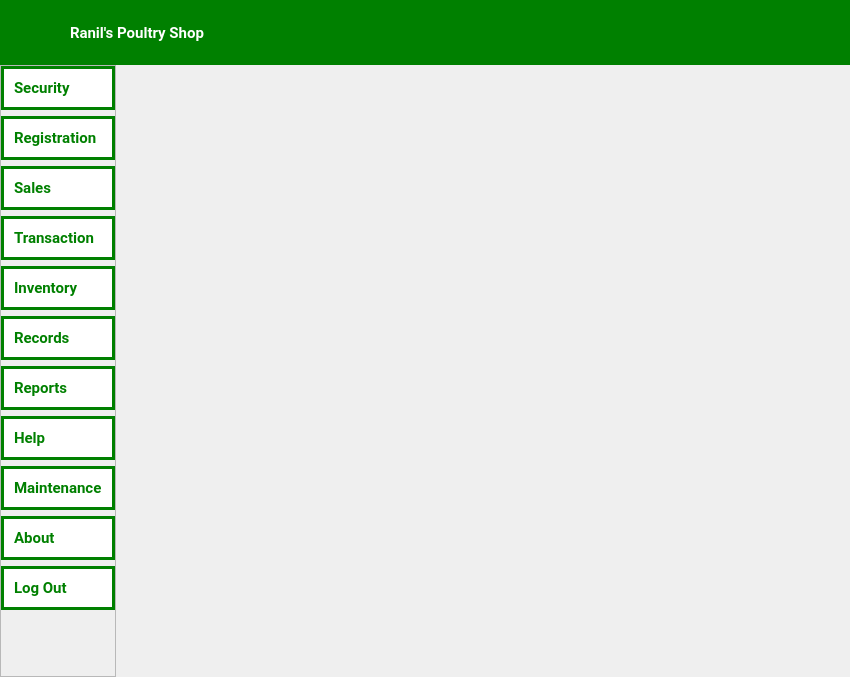
This is Screens/MainMenu.ui in Bideiro/Ranil_project_py as Qt 5 draws it before an edit. The edited form follows.
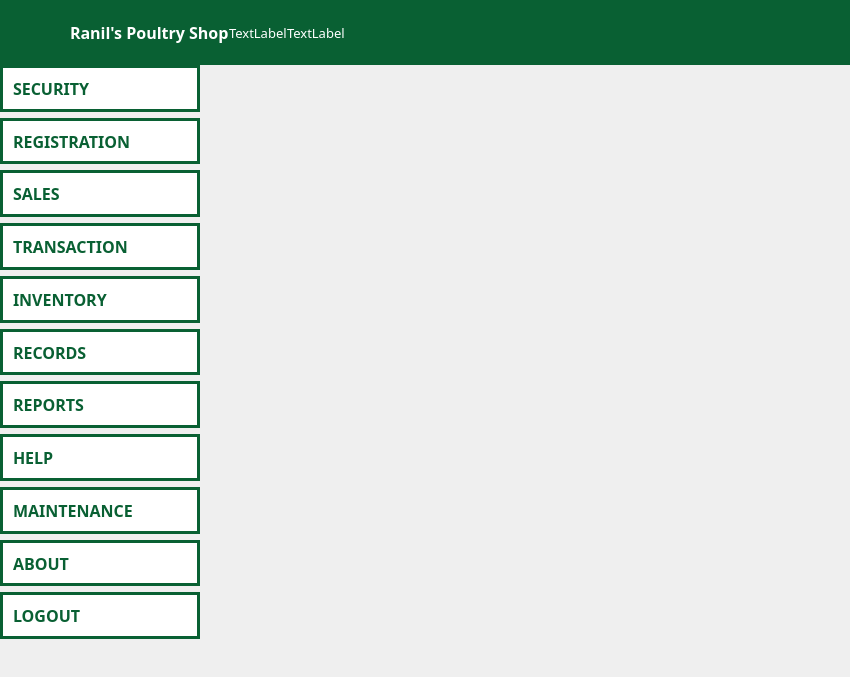
This is the edited form. Icons and pictures are not drawn.

```diff
--- a/Screens/MainMenu.ui
+++ b/Screens/MainMenu.ui
@@ -23,27 +23,15 @@
   </property>
   <widget class="QWidget" name="centralwidget">
    <property name="styleSheet">
-    <string notr="true">#sidebar{
-background-color: black;
-border: 0px solid white;
-background: palette(base);
-gridline-color: rgb(255, 255, 255);
-	border-color: rgb(255, 255, 255);
-	border-color: rgb(255, 255, 255);
-}
-
-
-/*Nav Bar*/
-
+    <string notr="true">/*Nav Bar*/
 #top_bar{
-	background-color: green;
+	background-color: #096033;
 }
-
 #menu_btn{
-	border: 2px solid green;
+	border: 2px solid #096033;
 	text-align: left;
 	padding-left: 15px;
-	background-color: green;
+	background-color: #096033;
 }
 #menu_btn:checked, #menu_btn:toggled{
 	background-color: white;
@@ -51,22 +39,22 @@
 
 /* Side Buttons */ 
 #about_sdbtn, #help_sdbtn ,#inventory_sdbtn, #maintenance_sdbtn, #records_sdbtn,#registration_sdbtn,#reports_sdbtn,#sales_sdbtn,#security_sdbtn,#transaction_sdbtn, #log_out_sdbtn{
-	color: green;
-	border: 3px solid green;
+	color: #096033;
+	border: 3px solid #096033;
 	text-align: left;
 	padding: 10px 10px;
 	background-color: white;
 	margin: 0px;
-	font-family: Roboto;
-	font-weight: bold;
-	font-size: 15px;
 }
 #about_sdbtn:hover, #help_sdbtn:hover ,#inventory_sdbtn:hover, #maintenance_sdbtn:hover, #records_sdbtn:hover,#registration_sdbtn:hover,#reports_sdbtn:hover,#sales_sdbtn:hover,#security_sdbtn:hover,#transaction_sdbtn:hover, #log_out_sdbtn:hover {
 	background-color: green;
 	color: white;
 }
 #about_sdbtn:checked, #help_sdbtn:checked,#inventory_sdbtn:checked, #maintenance_sdbtn:checked, #records_sdbtn:checked,#registration_sdbtn:checked,#reports_sdbtn:checked,#sales_sdbtn:checked,#security_sdbtn:checked,#transaction_sdbtn:checked , #log_out_sdbtn:checked{
-	background-color: green;
+	background-color: #096033;
+	color: white;
+}
+#nav_text, #CScreen_L, #User_L {
 	color: white;
 }
 </string>
@@ -183,19 +171,47 @@
        </item>
        <item>
         <widget class="QLabel" name="nav_text">
+         <property name="font">
+          <font>
+           <family>DM Sans</family>
+           <pointsize>12</pointsize>
+           <bold>true</bold>
+          </font>
+         </property>
          <property name="styleSheet">
-          <string notr="true">QLabel {
-	font-family: Roboto;
-	font-weight: bold;
-	font-size: 15px;
-	color: white;
-}</string>
+          <string notr="true"/>
          </property>
          <property name="text">
           <string>Ranil's Poultry Shop</string>
          </property>
         </widget>
        </item>
+       <item>
+        <widget class="QLabel" name="CScreen_L">
+         <property name="font">
+          <font>
+           <family>DM Sans</family>
+           <pointsize>10</pointsize>
+          </font>
+         </property>
+         <property name="text">
+          <string>TextLabel</string>
+         </property>
+        </widget>
+       </item>
+       <item>
+        <widget class="QLabel" name="User_L">
+         <property name="font">
+          <font>
+           <family>DM Sans</family>
+           <pointsize>10</pointsize>
+          </font>
+         </property>
+         <property name="text">
+          <string>TextLabel</string>
+         </property>
+        </widget>
+       </item>
        <item>
         <spacer name="horizontalSpacer_2">
          <property name="orientation">
@@ -258,19 +274,22 @@
        <item>
         <widget class="QScrollArea" name="scrollArea">
          <property name="sizePolicy">
-          <sizepolicy hsizetype="Minimum" vsizetype="Expanding">
+          <sizepolicy hsizetype="Fixed" vsizetype="Expanding">
            <horstretch>0</horstretch>
            <verstretch>0</verstretch>
           </sizepolicy>
          </property>
-         <property name="maximumSize">
+         <property name="minimumSize">
           <size>
-           <width>350</width>
-           <height>16777215</height>
+           <width>200</width>
+           <height>0</height>
           </size>
          </property>
          <property name="font">
           <font>
+           <family>DM Sans</family>
+           <pointsize>10</pointsize>
+           <bold>true</bold>
            <kerning>false</kerning>
            <hintingpreference>PreferNoHinting</hintingpreference>
           </font>
@@ -278,6 +297,9 @@
          <property name="styleSheet">
           <string notr="true"/>
          </property>
+         <property name="frameShape">
+          <enum>QFrame::NoFrame</enum>
+         </property>
          <property name="verticalScrollBarPolicy">
           <enum>Qt::ScrollBarAsNeeded</enum>
          </property>
@@ -292,10 +314,22 @@
            <rect>
             <x>0</x>
             <y>0</y>
-            <width>123</width>
-            <height>610</height>
+            <width>200</width>
+            <height>612</height>
            </rect>
           </property>
+          <property name="sizePolicy">
+           <sizepolicy hsizetype="Fixed" vsizetype="Preferred">
+            <horstretch>0</horstretch>
+            <verstretch>0</verstretch>
+           </sizepolicy>
+          </property>
+          <property name="minimumSize">
+           <size>
+            <width>200</width>
+            <height>0</height>
+           </size>
+          </property>
           <property name="setVisible" stdset="0">
            <bool>false</bool>
           </property>
@@ -314,8 +348,27 @@
            </property>
            <item>
             <widget class="QPushButton" name="security_sdbtn">
+             <property name="sizePolicy">
+              <sizepolicy hsizetype="Expanding" vsizetype="Fixed">
+               <horstretch>0</horstretch>
+               <verstretch>0</verstretch>
+              </sizepolicy>
+             </property>
+             <property name="minimumSize">
+              <size>
+               <width>150</width>
+               <height>35</height>
+              </size>
+             </property>
+             <property name="font">
+              <font>
+               <family>DM Sans</family>
+               <pointsize>12</pointsize>
+               <bold>true</bold>
+              </font>
+             </property>
              <property name="text">
-              <string>Security</string>
+              <string>SECURITY</string>
              </property>
              <property name="checkable">
               <bool>true</bool>
@@ -327,8 +380,27 @@
            </item>
            <item>
             <widget class="QPushButton" name="registration_sdbtn">
+             <property name="sizePolicy">
+              <sizepolicy hsizetype="Expanding" vsizetype="Fixed">
+               <horstretch>0</horstretch>
+               <verstretch>0</verstretch>
+              </sizepolicy>
+             </property>
+             <property name="minimumSize">
+              <size>
+               <width>150</width>
+               <height>35</height>
+              </size>
+             </property>
+             <property name="font">
+              <font>
+               <family>DM Sans</family>
+               <pointsize>12</pointsize>
+               <bold>true</bold>
+              </font>
+             </property>
              <property name="text">
-              <string>Registration</string>
+              <string>REGISTRATION</string>
              </property>
              <property name="checkable">
               <bool>true</bool>
@@ -340,8 +412,27 @@
            </item>
            <item>
             <widget class="QPushButton" name="sales_sdbtn">
+             <property name="sizePolicy">
+              <sizepolicy hsizetype="Expanding" vsizetype="Fixed">
+               <horstretch>0</horstretch>
+               <verstretch>0</verstretch>
+              </sizepolicy>
+             </property>
+             <property name="minimumSize">
+              <size>
+               <width>150</width>
+               <height>35</height>
+              </size>
+             </property>
+             <property name="font">
+              <font>
+               <family>DM Sans</family>
+               <pointsize>12</pointsize>
+               <bold>true</bold>
+              </font>
+             </property>
              <property name="text">
-              <string>Sales</string>
+              <string>SALES</string>
              </property>
              <property name="checkable">
               <bool>true</bool>
@@ -353,8 +444,27 @@
            </item>
            <item>
             <widget class="QPushButton" name="transaction_sdbtn">
+             <property name="sizePolicy">
+              <sizepolicy hsizetype="Expanding" vsizetype="Fixed">
+               <horstretch>0</horstretch>
+               <verstretch>0</verstretch>
+              </sizepolicy>
+             </property>
+             <property name="minimumSize">
+              <size>
+               <width>150</width>
+               <height>35</height>
+              </size>
+             </property>
+             <property name="font">
+              <font>
+               <family>DM Sans</family>
+               <pointsize>12</pointsize>
+               <bold>true</bold>
+              </font>
+             </property>
              <property name="text">
-              <string>Transaction</string>
+              <string>TRANSACTION</string>
              </property>
              <property name="checkable">
               <bool>true</bool>
@@ -366,8 +476,27 @@
            </item>
            <item>
             <widget class="QPushButton" name="inventory_sdbtn">
+             <property name="sizePolicy">
+              <sizepolicy hsizetype="Expanding" vsizetype="Fixed">
+               <horstretch>0</horstretch>
+               <verstretch>0</verstretch>
+              </sizepolicy>
+             </property>
+             <property name="minimumSize">
+              <size>
+               <width>150</width>
+               <height>35</height>
+              </size>
+             </property>
+             <property name="font">
+              <font>
+               <family>DM Sans</family>
+               <pointsize>12</pointsize>
+               <bold>true</bold>
+              </font>
+             </property>
              <property name="text">
-              <string>Inventory</string>
+              <string>INVENTORY</string>
              </property>
              <property name="checkable">
               <bool>true</bool>
@@ -379,8 +508,27 @@
            </item>
            <item>
             <widget class="QPushButton" name="records_sdbtn">
+             <property name="sizePolicy">
+              <sizepolicy hsizetype="Expanding" vsizetype="Fixed">
+               <horstretch>0</horstretch>
+               <verstretch>0</verstretch>
+              </sizepolicy>
+             </property>
+             <property name="minimumSize">
+              <size>
+               <width>150</width>
+               <height>35</height>
+              </size>
+             </property>
+             <property name="font">
+              <font>
+               <family>DM Sans</family>
+               <pointsize>12</pointsize>
+               <bold>true</bold>
+              </font>
+             </property>
              <property name="text">
-              <string>Records</string>
+              <string>RECORDS</string>
              </property>
              <property name="checkable">
               <bool>true</bool>
@@ -392,8 +540,27 @@
            </item>
            <item>
             <widget class="QPushButton" name="reports_sdbtn">
+             <property name="sizePolicy">
+              <sizepolicy hsizetype="Expanding" vsizetype="Fixed">
+               <horstretch>0</horstretch>
+               <verstretch>0</verstretch>
+              </sizepolicy>
+             </property>
+             <property name="minimumSize">
+              <size>
+               <width>150</width>
+               <height>35</height>
+              </size>
+             </property>
+             <property name="font">
+              <font>
+               <family>DM Sans</family>
+               <pointsize>12</pointsize>
+               <bold>true</bold>
+              </font>
+             </property>
              <property name="text">
-              <string>Reports</string>
+              <string>REPORTS</string>
              </property>
              <property name="checkable">
               <bool>true</bool>
@@ -406,13 +573,26 @@
            <item>
             <widget class="QPushButton" name="help_sdbtn">
              <property name="sizePolicy">
-              <sizepolicy hsizetype="Minimum" vsizetype="Fixed">
+              <sizepolicy hsizetype="Expanding" vsizetype="Fixed">
                <horstretch>0</horstretch>
                <verstretch>0</verstretch>
               </sizepolicy>
              </property>
+             <property name="minimumSize">
+              <size>
+               <width>150</width>
+               <height>35</height>
+              </size>
+             </property>
+             <property name="font">
+              <font>
+               <family>DM Sans</family>
+               <pointsize>12</pointsize>
+               <bold>true</bold>
+              </font>
+             </property>
              <property name="text">
-              <string>Help</string>
+              <string>HELP</string>
              </property>
              <property name="checkable">
               <bool>true</bool>
@@ -425,13 +605,26 @@
            <item>
             <widget class="QPushButton" name="maintenance_sdbtn">
              <property name="sizePolicy">
-              <sizepolicy hsizetype="Minimum" vsizetype="Fixed">
+              <sizepolicy hsizetype="Expanding" vsizetype="Fixed">
                <horstretch>0</horstretch>
                <verstretch>0</verstretch>
               </sizepolicy>
              </property>
+             <property name="minimumSize">
+              <size>
+               <width>150</width>
+               <height>35</height>
+              </size>
+             </property>
+             <property name="font">
+              <font>
+               <family>DM Sans</family>
+               <pointsize>12</pointsize>
+               <bold>true</bold>
+              </font>
+             </property>
              <property name="text">
-              <string>Maintenance</string>
+              <string>MAINTENANCE</string>
              </property>
              <property name="checkable">
               <bool>true</bool>
@@ -444,13 +637,26 @@
            <item>
             <widget class="QPushButton" name="about_sdbtn">
              <property name="sizePolicy">
-              <sizepolicy hsizetype="Minimum" vsizetype="Fixed">
+              <sizepolicy hsizetype="Expanding" vsizetype="Fixed">
                <horstretch>0</horstretch>
                <verstretch>0</verstretch>
               </sizepolicy>
              </property>
+             <property name="minimumSize">
+              <size>
+               <width>150</width>
+               <height>35</height>
+              </size>
+             </property>
+             <property name="font">
+              <font>
+               <family>DM Sans</family>
+               <pointsize>12</pointsize>
+               <bold>true</bold>
+              </font>
+             </property>
              <property name="text">
-              <string>About</string>
+              <string>ABOUT</string>
              </property>
              <property name="checkable">
               <bool>true</bool>
@@ -462,8 +668,27 @@
            </item>
            <item>
             <widget class="QPushButton" name="log_out_sdbtn">
+             <property name="sizePolicy">
+              <sizepolicy hsizetype="Expanding" vsizetype="Fixed">
+               <horstretch>0</horstretch>
+               <verstretch>0</verstretch>
+              </sizepolicy>
+             </property>
+             <property name="minimumSize">
+              <size>
+               <width>150</width>
+               <height>35</height>
+              </size>
+             </property>
+             <property name="font">
+              <font>
+               <family>DM Sans</family>
+               <pointsize>12</pointsize>
+               <bold>true</bold>
+              </font>
+             </property>
              <property name="text">
-              <string>Log Out</string>
+              <string>LOGOUT</string>
              </property>
             </widget>
            </item>
```
Left out of the diff: 2 changed lines with no effect on the pictures.
